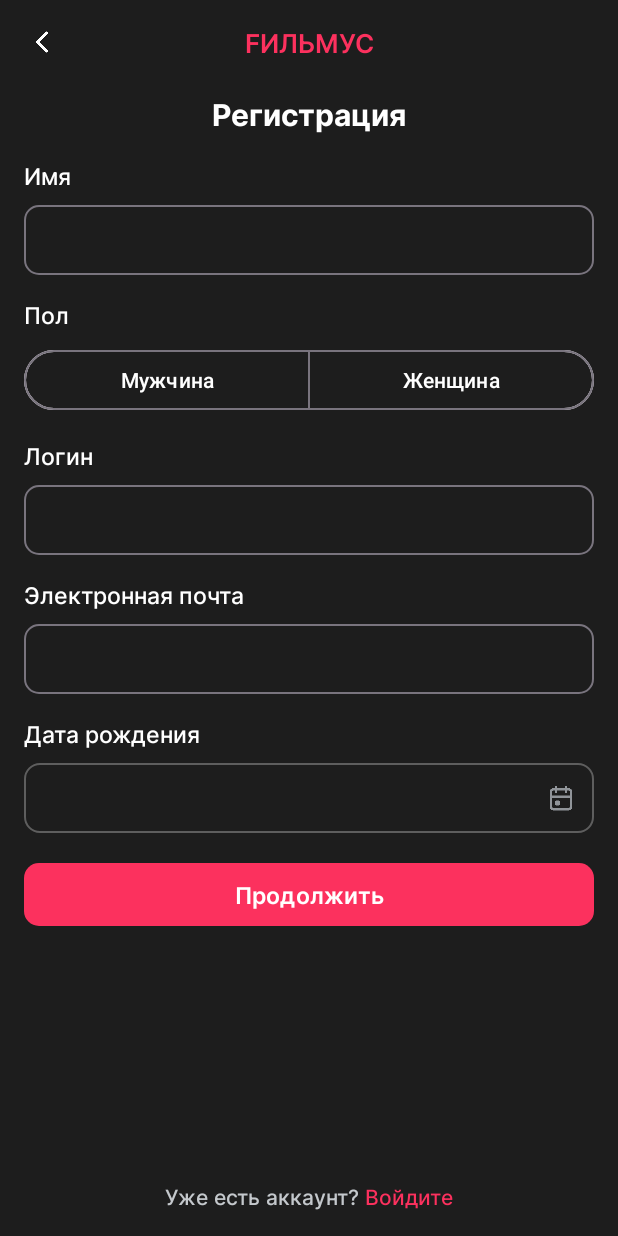
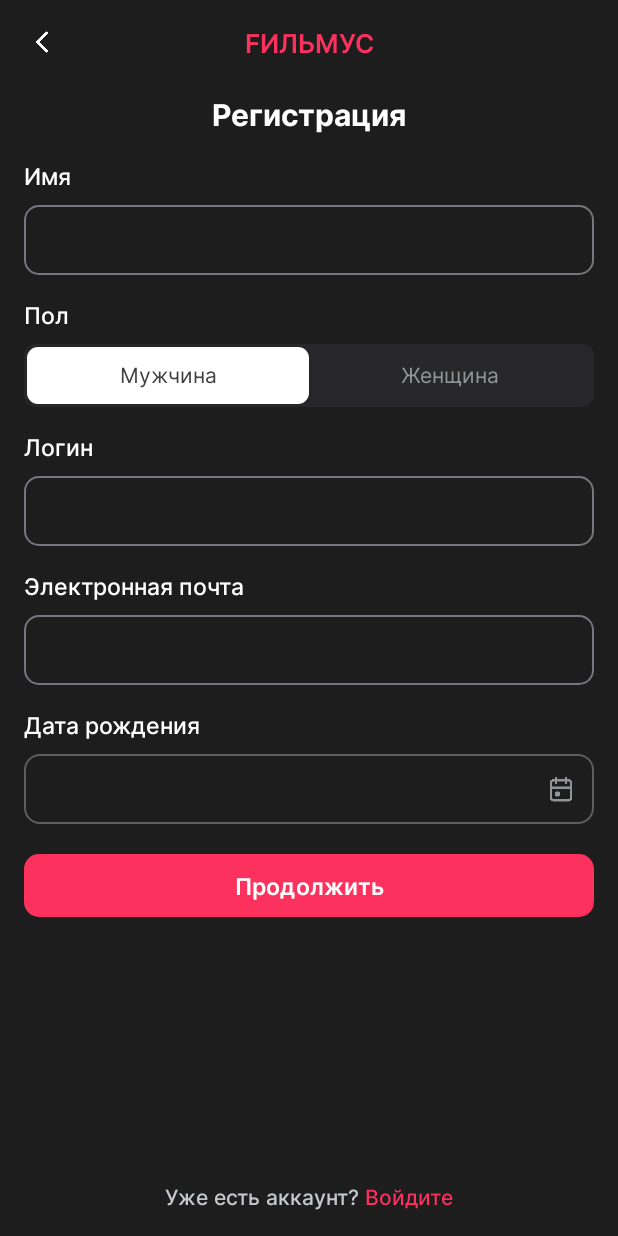
Before and after one commit to kubavsop/MovieCatalog, an Android app: the RegistrationDetailsFragment screen opened through its navigation route, on a phone screen of 412 x 824 dp. Run offline under Robolectric (Android 15) with nearby library versions, the phone set to English and light mode, and no system bars; our stand-ins replace Dagger/Hilt's generated code.

Commit message:
Add toggle button group Added toggle button group to select between male and female gender for user

```diff
--- a/app/src/main/java/com/example/moviescatalog/presentation/feature_user_auth/registration_details/RegistrationDetailsFragment.kt
+++ b/app/src/main/java/com/example/moviescatalog/presentation/feature_user_auth/registration_details/RegistrationDetailsFragment.kt
@@ -5,9 +5,11 @@ import android.icu.util.Calendar
 import android.os.Bundle
 import android.text.Editable
 import android.text.TextWatcher
+import android.util.Log
 import android.view.LayoutInflater
 import android.view.View
 import android.view.ViewGroup
+import android.widget.ToggleButton
 import androidx.fragment.app.Fragment
 import androidx.fragment.app.activityViewModels
 import com.example.moviescatalog.databinding.FragmentRegistrationDetailsBinding
@@ -33,24 +35,24 @@ class RegistrationDetailsFragment : Fragment() {
 
         val datePicker = createDatePickerDialog()
 
-        binding.emailEditText.addTextChangedListener(getAfterTextChangedListener(
-            DetailsEditTextChanged.EMAIL_CHANGED
-        ))
-        binding.firstNameEditText.addTextChangedListener(getAfterTextChangedListener(
-            DetailsEditTextChanged.FIRST_NAME_CHANGED
-        ))
-        binding.loginEditText.addTextChangedListener(getAfterTextChangedListener(
-            DetailsEditTextChanged.LOGIN_CHANGED
-        ))
-        binding.birthdayText.setOnClickListener { datePicker.show() }
-        binding.backspace.setOnClickListener { mainActivity.openAuthSelectionFromRegistration() }
-        binding.continueRegistration.setOnClickListener { mainActivity.openPasswordRegistration(
-            userName = binding.loginEditText.text.toString(),
-            name = binding.firstNameEditText.text.toString(),
-            email =binding.emailEditText.text.toString(),
-            birthDate = binding.birthdayText.text.toString(),
-            gender = "Мужской", // TODO
-        ) }
+        with(binding) {
+            emailEditText.addTextChangedListener(getAfterTextChangedListener(DetailsEditTextChanged.EMAIL_CHANGED))
+            firstNameEditText.addTextChangedListener(getAfterTextChangedListener(DetailsEditTextChanged.FIRST_NAME_CHANGED))
+            loginEditText.addTextChangedListener(getAfterTextChangedListener(DetailsEditTextChanged.LOGIN_CHANGED))
+            birthdayText.setOnClickListener { datePicker.show() }
+            backspace.setOnClickListener { mainActivity.openAuthSelectionFromRegistration() }
+            continueRegistration.setOnClickListener {
+                mainActivity.openPasswordRegistration(
+                    userName = loginEditText.text.toString(),
+                    name = firstNameEditText.text.toString(),
+                    email = emailEditText.text.toString(),
+                    birthDate = birthdayText.text.toString(),
+                    gender = if (maleButton.isChecked) maleButton.textOn.toString() else femaleButton.textOn.toString()
+                )
+            }
+            maleButton.setOnClickListener { toggleButtonOnClickListener(maleButton, femaleButton) }
+            femaleButton.setOnClickListener { toggleButtonOnClickListener(femaleButton, maleButton) }
+        }
     }
 
 
@@ -127,6 +129,15 @@ class RegistrationDetailsFragment : Fragment() {
             }
         }
 
+    private fun toggleButtonOnClickListener(firstButton: ToggleButton, secondButton: ToggleButton) {
+        if (firstButton.isChecked && secondButton.isChecked) {
+            secondButton.isChecked = false
+            firstButton.isChecked = true
+        } else {
+            firstButton.isChecked = true
+        }
+    }
+
     private companion object {
         const val MIN_YEAR = 1880
         const val MAX_YEAR = 2020
--- /dev/null
+++ b/app/src/main/res/drawable/selected_toggle_background.xml
@@ -0,0 +1,6 @@
+<?xml version="1.0" encoding="utf-8"?>
+<shape xmlns:android="http://schemas.android.com/apk/res/android"
+    android:shape="rectangle">
+    <solid android:color="@color/white" />
+    <corners android:radius="@dimen/toggle_button_radius" />
+</shape>
--- /dev/null
+++ b/app/src/main/res/drawable/toggle_background_selector.xml
@@ -0,0 +1,5 @@
+<?xml version="1.0" encoding="utf-8"?>
+<selector xmlns:android="http://schemas.android.com/apk/res/android">
+    <item android:state_checked="true" android:drawable="@drawable/selected_toggle_background" />
+    <item android:state_checked="false" android:drawable="@drawable/unselected_toggle_background" />
+</selector>
--- /dev/null
+++ b/app/src/main/res/drawable/toggle_group_background.xml
@@ -0,0 +1,5 @@
+<?xml version="1.0" encoding="utf-8"?>
+<shape xmlns:android="http://schemas.android.com/apk/res/android">
+    <solid android:color="@color/toggle_background_color" />
+    <corners android:radius="@dimen/toggle_group_radius" />
+</shape>
--- /dev/null
+++ b/app/src/main/res/drawable/toggle_text_color_selector.xml
@@ -0,0 +1,5 @@
+<?xml version="1.0" encoding="utf-8"?>
+<selector xmlns:android="http://schemas.android.com/apk/res/android">
+    <item android:state_checked="true" android:color="@color/gray_750" />
+    <item android:state_checked="false" android:color="@color/gray_400" />
+</selector>
--- /dev/null
+++ b/app/src/main/res/drawable/unselected_toggle_background.xml
@@ -0,0 +1,6 @@
+<?xml version="1.0" encoding="utf-8"?>
+<shape xmlns:android="http://schemas.android.com/apk/res/android"
+    android:shape="rectangle">
+    <solid android:color="@android:color/transparent" />
+    <corners android:radius="@dimen/toggle_button_radius" />
+</shape>
--- a/app/src/main/res/layout/fragment_registration_details.xml
+++ b/app/src/main/res/layout/fragment_registration_details.xml
@@ -9,7 +9,7 @@
 
     <TextView
         android:id="@+id/label"
-        style="@style/label_text_style"
+        style="@style/LabelTextStyle"
         android:layout_width="wrap_content"
         android:layout_height="wrap_content"
         android:text="@string/filmus"
@@ -30,7 +30,7 @@
 
     <TextView
         android:id="@+id/registration"
-        style="@style/title_text_style"
+        style="@style/TitleTextStyle"
         android:layout_width="wrap_content"
         android:layout_height="wrap_content"
         android:layout_marginTop="@dimen/margin_20"
@@ -41,7 +41,7 @@
 
     <TextView
         android:id="@+id/first_name"
-        style="@style/hint_text_style"
+        style="@style/HintTextStyle"
         android:text="@string/first_name"
         app:layout_constraintStart_toStartOf="parent"
         app:layout_constraintTop_toBottomOf="@id/registration" />
@@ -51,16 +51,16 @@
         android:layout_width="0dp"
         android:layout_height="wrap_content"
         android:layout_marginTop="@dimen/margin_8"
-        android:theme="@style/text_layout_style"
+        android:theme="@style/TextLayoutStyle"
         app:errorIconDrawable="@null"
-        app:errorTextAppearance="@style/error_text_style"
+        app:errorTextAppearance="@style/ErrorTextStyle"
         app:layout_constraintEnd_toEndOf="parent"
         app:layout_constraintStart_toStartOf="parent"
         app:layout_constraintTop_toBottomOf="@+id/first_name">
 
         <com.google.android.material.textfield.TextInputEditText
             android:id="@+id/first_name_edit_text"
-            style="@style/body_text_style"
+            style="@style/BodyTextStyle"
             android:layout_width="match_parent"
             android:layout_height="wrap_content"
             android:inputType="text"
@@ -71,44 +71,47 @@
 
     <TextView
         android:id="@+id/gender"
-        style="@style/hint_text_style"
+        style="@style/HintTextStyle"
         android:text="@string/gender"
         app:layout_constraintStart_toStartOf="parent"
         app:layout_constraintTop_toBottomOf="@id/first_name_edit_text_container" />
 
-    <com.google.android.material.button.MaterialButtonToggleGroup
+    <LinearLayout
         android:id="@+id/genderToggleGroup"
         android:layout_width="match_parent"
-        android:layout_height="wrap_content"
+        android:layout_height="@dimen/toggle_group_height"
         android:layout_marginTop="@dimen/margin_8"
+        android:background="@drawable/toggle_group_background"
+        android:gravity="center"
+        android:orientation="horizontal"
+        android:padding="@dimen/toggle_group_padding"
         app:layout_constraintEnd_toEndOf="parent"
         app:layout_constraintStart_toStartOf="parent"
-        app:layout_constraintTop_toBottomOf="@id/gender"
-        app:singleSelection="true">
+        app:layout_constraintTop_toBottomOf="@id/gender">
 
-        <Button
+        <ToggleButton
             android:id="@+id/maleButton"
-            style="@style/Widget.Material3.Button.OutlinedButton"
+            style="@style/ToggleButtonStyle"
             android:layout_width="0dp"
-            android:layout_height="wrap_content"
+            android:layout_height="@dimen/toggle_button_height"
             android:layout_weight="1"
-            android:text="@string/male"
-            android:textColor="@color/white" />
+            android:checked="true"
+            android:textOff="@string/male"
+            android:textOn="@string/male" />
 
-        <Button
+        <ToggleButton
             android:id="@+id/femaleButton"
-            style="@style/Widget.Material3.Button.OutlinedButton"
+            style="@style/ToggleButtonStyle"
             android:layout_width="0dp"
-            android:layout_height="wrap_content"
+            android:layout_height="@dimen/toggle_button_height"
             android:layout_weight="1"
-            android:text="@string/female"
-            android:textColor="@color/white" />
-
-    </com.google.android.material.button.MaterialButtonToggleGroup>
+            android:textOff="@string/female"
+            android:textOn="@string/female" />
+    </LinearLayout>
 
     <TextView
         android:id="@+id/login"
-        style="@style/hint_text_style"
+        style="@style/HintTextStyle"
         android:text="@string/login"
         app:layout_constraintStart_toStartOf="parent"
         app:layout_constraintTop_toBottomOf="@id/genderToggleGroup" />
@@ -118,16 +121,16 @@
         android:layout_width="0dp"
         android:layout_height="wrap_content"
         android:layout_marginTop="@dimen/margin_8"
-        android:theme="@style/text_layout_style"
+        android:theme="@style/TextLayoutStyle"
         app:errorIconDrawable="@null"
-        app:errorTextAppearance="@style/error_text_style"
+        app:errorTextAppearance="@style/ErrorTextStyle"
         app:layout_constraintEnd_toEndOf="parent"
         app:layout_constraintStart_toStartOf="parent"
         app:layout_constraintTop_toBottomOf="@+id/login">
 
         <com.google.android.material.textfield.TextInputEditText
             android:id="@+id/login_edit_text"
-            style="@style/body_text_style"
+            style="@style/BodyTextStyle"
             android:layout_width="match_parent"
             android:layout_height="wrap_content"
             android:inputType="text"
@@ -138,7 +141,7 @@
 
     <TextView
         android:id="@+id/email"
-        style="@style/hint_text_style"
+        style="@style/HintTextStyle"
         android:text="@string/email"
         app:layout_constraintStart_toStartOf="parent"
         app:layout_constraintTop_toBottomOf="@id/login_edit_text_container" />
@@ -148,16 +151,16 @@
         android:layout_width="0dp"
         android:layout_height="wrap_content"
         android:layout_marginTop="@dimen/margin_8"
-        android:theme="@style/text_layout_style"
+        android:theme="@style/TextLayoutStyle"
         app:errorIconDrawable="@null"
-        app:errorTextAppearance="@style/error_text_style"
+        app:errorTextAppearance="@style/ErrorTextStyle"
         app:layout_constraintEnd_toEndOf="parent"
         app:layout_constraintStart_toStartOf="parent"
         app:layout_constraintTop_toBottomOf="@+id/email">
 
         <com.google.android.material.textfield.TextInputEditText
             android:id="@+id/email_edit_text"
-            style="@style/body_text_style"
+            style="@style/BodyTextStyle"
             android:layout_width="match_parent"
             android:layout_height="wrap_content"
             android:inputType="text"
@@ -168,14 +171,14 @@
 
     <TextView
         android:id="@+id/birthday"
-        style="@style/hint_text_style"
+        style="@style/HintTextStyle"
         android:text="@string/birthday"
         app:layout_constraintStart_toStartOf="parent"
         app:layout_constraintTop_toBottomOf="@id/email_edit_text_container" />
 
     <TextView
         android:id="@+id/birthday_text"
-        style="@style/body_text_style"
+        style="@style/BodyTextStyle"
         android:layout_width="0dp"
         android:layout_height="wrap_content"
         android:layout_marginTop="@dimen/margin_8"
@@ -185,12 +188,11 @@
         app:drawableEndCompat="@drawable/calendar_icon"
         app:layout_constraintEnd_toEndOf="parent"
         app:layout_constraintStart_toStartOf="parent"
-        app:layout_constraintTop_toBottomOf="@+id/birthday">
-    </TextView>
+        app:layout_constraintTop_toBottomOf="@+id/birthday"></TextView>
 
     <Button
         android:id="@+id/continue_registration"
-        style="@style/accent_button_style"
+        style="@style/AccentButtonStyle"
         android:layout_width="0dp"
         android:layout_marginTop="@dimen/margin_20"
         android:text="@string/continue_registration"
@@ -201,7 +203,7 @@
 
     <TextView
         android:id="@+id/no_account"
-        style="@style/sub_title_text_style"
+        style="@style/SubTitleTextStyle"
         android:layout_width="wrap_content"
         android:layout_height="wrap_content"
         android:text="@string/have_account"
@@ -214,7 +216,7 @@
 
     <TextView
         android:id="@+id/register"
-        style="@style/sub_title_text_style"
+        style="@style/SubTitleTextStyle"
         android:layout_width="wrap_content"
         android:layout_height="wrap_content"
         android:layout_marginStart="@dimen/space"
--- a/app/src/main/res/values/colors.xml
+++ b/app/src/main/res/values/colors.xml
@@ -11,5 +11,7 @@
     <color name="gray_750">#404040</color>
     <color name="gray_400">#909499</color>
     <color name="gray_200">#C4C8CC</color>
-    <color name="toggle_background">#767680</color>
+    <color name="toggle_background_color">#1F767680</color>
+
+
 </resources>
--- a/app/src/main/res/values/dimensions.xml
+++ b/app/src/main/res/values/dimensions.xml
@@ -16,6 +16,11 @@
     <dimen name="stroke_width">1dp</dimen>
     <dimen name="edit_text_height">42dp</dimen>
     <dimen name="space">3dp</dimen>
+    <dimen name="toggle_group_radius">8dp</dimen>
+    <dimen name="toggle_button_radius">7dp</dimen>
+    <dimen name="toggle_group_height">42dp</dimen>
+    <dimen name="toggle_button_height">38dp</dimen>
+    <dimen name="toggle_group_padding">2dp</dimen>
 
     <dimen name="text_size_14">14sp</dimen>
     <dimen name="text_size_15">15sp</dimen>
--- a/app/src/main/res/values/styles.xml
+++ b/app/src/main/res/values/styles.xml
@@ -1,29 +1,30 @@
 <?xml version="1.0" encoding="utf-8"?>
 <resources>
-    <style name="title_text_style">
+
+    <style name="TitleTextStyle">
         <item name="android:textSize">@dimen/text_size_20</item>
         <item name="android:fontFamily">@font/inter_bold</item>
         <item name="android:textColor">@color/white</item>
     </style>
 
-    <style name="sub_title_text_style">
+    <style name="SubTitleTextStyle">
         <item name="android:textSize">@dimen/text_size_15</item>
         <item name="android:fontFamily">@font/inter_medium</item>
     </style>
 
 
-    <style name="body_text_style">
+    <style name="BodyTextStyle">
         <item name="android:textSize">@dimen/text_size_15</item>
         <item name="android:fontFamily">@font/inter_regular</item>
         <item name="android:textColor">@color/white</item>
     </style>
 
-    <style name="label_text_style">
+    <style name="LabelTextStyle">
         <item name="android:fontFamily">@font/inter_semi_bold</item>
     </style>
 
 
-    <style name="text_layout_style" parent="Widget.MaterialComponents.TextInputLayout.OutlinedBox">
+    <style name="TextLayoutStyle" parent="Widget.MaterialComponents.TextInputLayout.OutlinedBox">
         <item name="hintEnabled">false</item>
         <item name="boxCornerRadiusBottomEnd">@dimen/edit_text_radius</item>
         <item name="boxCornerRadiusBottomStart">@dimen/edit_text_radius</item>
@@ -34,30 +35,37 @@
         <item name="boxStrokeErrorColor">@color/error_color</item>
     </style>
 
-    <style name="error_text_style" parent="body_text_style">
+    <style name="ErrorTextStyle" parent="BodyTextStyle">
         <item name="android:textSize">@dimen/text_size_14</item>
         <item name="android:textColor">@color/error_color</item>
     </style>
 
-    <style name="hint_text_style" parent="sub_title_text_style">
+    <style name="HintTextStyle" parent="SubTitleTextStyle">
         <item name="android:layout_height">wrap_content</item>
         <item name="android:layout_width">wrap_content</item>
         <item name="android:textColor">@color/white</item>
         <item name="android:layout_marginTop">@dimen/margin_15</item>
     </style>
 
-    <style name="button_style" parent="label_text_style">
+    <style name="ToggleButtonStyle" parent="BodyTextStyle">
+        <item name="android:textSize">@dimen/text_size_14</item>
+        <item name="android:background">@drawable/toggle_background_selector</item>
+        <item name="android:textAllCaps">false</item>
+        <item name="android:textColor">@drawable/toggle_text_color_selector</item>
+    </style>
+
+    <style name="ButtonStyle" parent="LabelTextStyle">
         <item name="android:textSize">@dimen/text_size_15</item>
         <item name="android:layout_height">@dimen/button_height</item>
         <item name="android:background">@drawable/button_background</item>
     </style>
 
-    <style name="accent_button_style" parent="button_style">
+    <style name="AccentButtonStyle" parent="ButtonStyle">
         <item name="android:textColor">@color/white</item>
         <item name="backgroundTint">@color/accent_color</item>
     </style>
 
-    <style name="auth_selection_login_button_style" parent="button_style">
+    <style name="AuthSelectionLoginButtonStyle" parent="ButtonStyle">
         <item name="android:textColor">@color/accent_color</item>
         <item name="backgroundTint">@color/auth_selection_login_button_color</item>
     </style>
```
Also changed, not shown: app/src/main/res/layout/fragment_auth_selection.xml (+4 -4 lines), app/src/main/res/layout/fragment_password_registration.xml (+11 -11 lines), app/src/main/res/layout/fragment_user_login.xml (+13 -13 lines).
